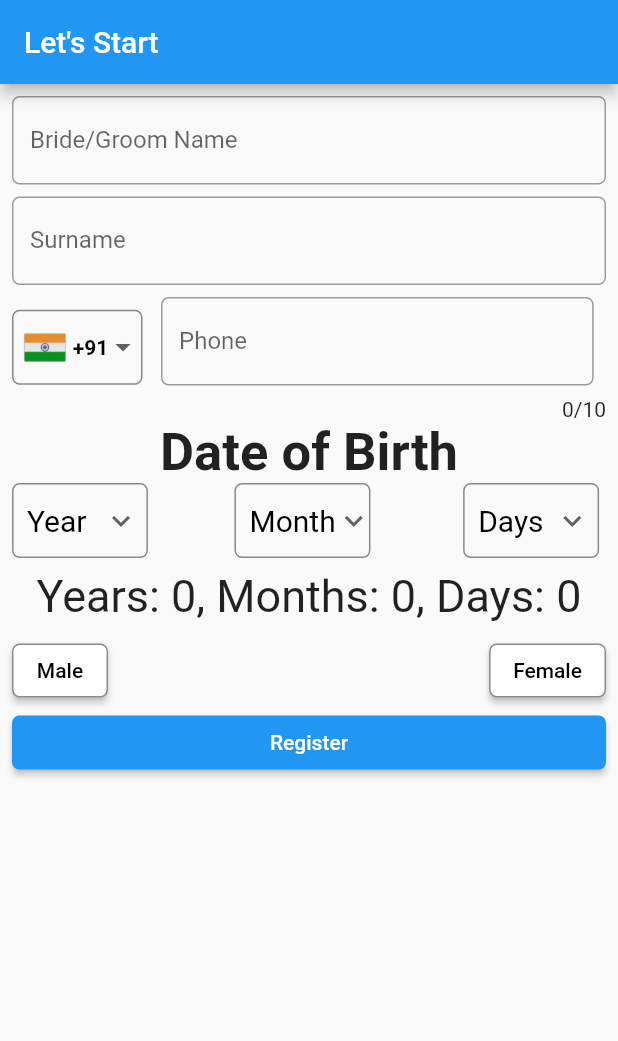
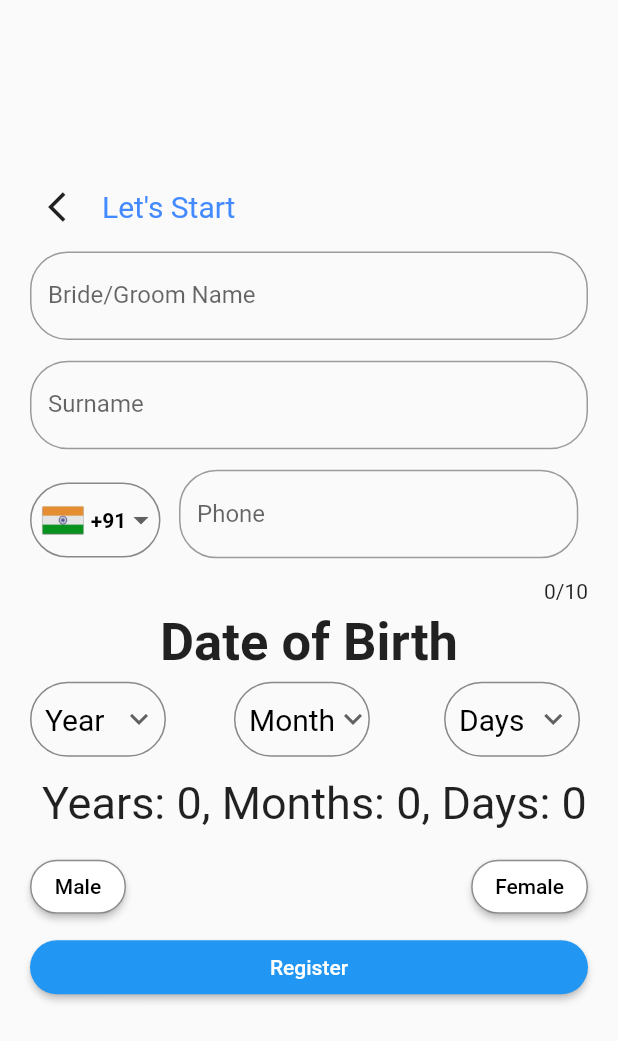
Before and after one commit to maaz335/age_calculator_page, a Flutter app: the screen it shows after launch, on a phone screen of 412 x 824 dp. Shown: the top 1041 px of the screen. Run offline on Flutter 3.47's test engine with Material 2 defaults, Android fonts, the phone set to English and light mode, and no system bars.

Commit message:
Initial commit
Signed-off-by: BCS213001-MAAZAHMAD <mmaazahmad24@gmail.com>

```diff
--- a/lib/main.dart
+++ b/lib/main.dart
@@ -20,16 +20,34 @@ class age_calculator extends StatelessWidget {
   Widget build(BuildContext context) {
     return SafeArea(
       child: Scaffold(
-        appBar: AppBar(
-          title: Text("Let's Start"),
-        ),
         body: Container(
           height: MediaQuery.of(context).size.height * 1.0,
           width: MediaQuery.of(context).size.width * 1.0,
           child: Padding(
-            padding: const EdgeInsets.all(8.0),
+            padding: const EdgeInsets.all(20.0),
+            child: Expanded(
               child: Column(
+                mainAxisAlignment: MainAxisAlignment.spaceEvenly,
                 children: [
+                  SizedBox(
+                    height: MediaQuery.of(context).size.height * .1,
+                  ),
+                  Row(
+                    children: [
+                      Container(
+                          child: IconButton(
+                        onPressed: () {},
+                        icon: Icon(Icons.arrow_back_ios),
+                      )),
+                      Container(
+                        child: Text(
+                          "Let's Start",
+                          style:
+                              TextStyle(fontSize: 20, color: Colors.blueAccent),
+                        ),
+                      )
+                    ],
+                  ),
                   Inputfield(Title: "Bride/Groom Name"),
                   Inputfield(Title: "Surname"),
                   Row(
@@ -38,8 +56,8 @@ class age_calculator extends StatelessWidget {
                         padding: EdgeInsets.only(left: 6),
                         decoration: BoxDecoration(
                             border: Border.all(color: Colors.black45),
-                           borderRadius: BorderRadius.all(Radius.circular(5))
-                      ),
+                            borderRadius:
+                                BorderRadius.all(Radius.circular(50))),
                         child: DropdownButton<String>(
                           value: dropdownValue2,
                           underline: Container(
@@ -50,8 +68,8 @@ class age_calculator extends StatelessWidget {
                           onChanged: (String? value) {
                             // This is called when the user selects an item.
                           },
-                        items:
-                            list2.map<DropdownMenuItem<String>>((String value) {
+                          items: list2
+                              .map<DropdownMenuItem<String>>((String value) {
                             return DropdownMenuItem<String>(
                               value: value,
                               child: Container(
@@ -60,14 +78,21 @@ class age_calculator extends StatelessWidget {
                                 child: Row(
                                   children: [
                                     Container(
-                                      width:30,
+                                      width: 30,
                                       height: 30,
                                       child: Image(
-                                        image: AssetImage('Assets/download.jpg'),
+                                        image:
+                                            AssetImage('Assets/download.jpg'),
                                       ),
-                                    ),Text(' +91',style: TextStyle(fontWeight: FontWeight.bold),),
+                                    ),
+                                    Text(
+                                      ' +91',
+                                      style: TextStyle(
+                                          fontWeight: FontWeight.bold),
+                                    ),
                                   ],
-                                ),),
+                                ),
+                              ),
                             );
                           }).toList(),
                         ),
@@ -76,7 +101,7 @@ class age_calculator extends StatelessWidget {
                         width: MediaQuery.of(context).size.width * 0.03,
                       ),
                       Container(
-                        width: MediaQuery.of(context).size.width * 0.7,
+                          width: MediaQuery.of(context).size.width * 0.646,
                           child: Inputfield(Title: "Phone")),
                     ],
                   ),
@@ -88,7 +113,8 @@ class age_calculator extends StatelessWidget {
                     alignment: Alignment.center,
                     child: Text(
                       "Date of Birth",
-                    style: TextStyle(fontSize: 35, fontWeight: FontWeight.bold),
+                      style:
+                          TextStyle(fontSize: 35, fontWeight: FontWeight.bold),
                     ),
                   ),
                   Row(
@@ -97,8 +123,8 @@ class age_calculator extends StatelessWidget {
                         padding: EdgeInsets.only(left: 9),
                         decoration: BoxDecoration(
                             border: Border.all(color: Colors.black45),
-                          borderRadius: BorderRadius.all(Radius.circular(5))
-                      ),
+                            borderRadius:
+                                BorderRadius.all(Radius.circular(50))),
                         width: MediaQuery.of(context).size.width * 0.22,
                         child: DropdownButton<String>(
                           value: dropdownValue2,
@@ -111,8 +137,8 @@ class age_calculator extends StatelessWidget {
                           onChanged: (String? value) {
                             // This is called when the user selects an item.
                           },
-                        items:
-                            list2.map<DropdownMenuItem<String>>((String value) {
+                          items: list2
+                              .map<DropdownMenuItem<String>>((String value) {
                             return DropdownMenuItem<String>(
                               value: value,
                               child: Text(
@@ -124,14 +150,14 @@ class age_calculator extends StatelessWidget {
                         ),
                       ),
                       SizedBox(
-                      width: MediaQuery.of(context).size.width * 0.14,
+                        width: MediaQuery.of(context).size.width * 0.11,
                       ),
                       Container(
                         padding: EdgeInsets.only(left: 9),
                         decoration: BoxDecoration(
                             border: Border.all(color: Colors.black45),
-                           borderRadius: BorderRadius.all(Radius.circular(5))
-                      ),
+                            borderRadius:
+                                BorderRadius.all(Radius.circular(50))),
                         width: MediaQuery.of(context).size.width * 0.22,
                         child: DropdownButton<String>(
                           value: dropdownValue3,
@@ -144,8 +170,8 @@ class age_calculator extends StatelessWidget {
                           onChanged: (String? value) {
                             // This is called when the user selects an item.
                           },
-                        items:
-                            list3.map<DropdownMenuItem<String>>((String value) {
+                          items: list3
+                              .map<DropdownMenuItem<String>>((String value) {
                             return DropdownMenuItem<String>(
                               value: value,
                               child: Text(
@@ -157,14 +183,14 @@ class age_calculator extends StatelessWidget {
                         ),
                       ),
                       SizedBox(
-                      width: MediaQuery.of(context).size.width * 0.15,
+                        width: MediaQuery.of(context).size.width * 0.12,
                       ),
                       Container(
                         padding: EdgeInsets.only(left: 9),
                         decoration: BoxDecoration(
                             border: Border.all(color: Colors.black45),
-                           borderRadius: BorderRadius.all(Radius.circular(5))
-                        ),
+                            borderRadius:
+                                BorderRadius.all(Radius.circular(50))),
                         width: MediaQuery.of(context).size.width * 0.22,
                         child: DropdownButton<String>(
                           value: dropdownValue4,
@@ -177,8 +203,8 @@ class age_calculator extends StatelessWidget {
                           onChanged: (String? value) {
                             // This is called when the user selects an item.
                           },
-                        items:
-                            list4.map<DropdownMenuItem<String>>((String value) {
+                          items: list4
+                              .map<DropdownMenuItem<String>>((String value) {
                             return DropdownMenuItem<String>(
                               value: value,
                               child: Text(
@@ -216,14 +242,15 @@ class age_calculator extends StatelessWidget {
                     children: [
                       ElevatedButton(
                         style: ButtonStyle(
-                        backgroundColor: MaterialStatePropertyAll(Colors.white),
-                        foregroundColor: MaterialStatePropertyAll(Colors.black),
+                          backgroundColor:
+                              MaterialStatePropertyAll(Colors.white),
+                          foregroundColor:
+                              MaterialStatePropertyAll(Colors.black),
                           shape:
                               MaterialStateProperty.all<RoundedRectangleBorder>(
                             RoundedRectangleBorder(
-                             borderRadius: BorderRadius.circular(5.0),
-                              side: BorderSide(color: Colors.black45)
-                          ),
+                                borderRadius: BorderRadius.circular(50.0),
+                                side: BorderSide(color: Colors.black45)),
                           ),
                         ),
                         onPressed: () {},
@@ -231,14 +258,15 @@ class age_calculator extends StatelessWidget {
                       ),
                       ElevatedButton(
                         style: ButtonStyle(
-                        backgroundColor: MaterialStatePropertyAll(Colors.white),
-                        foregroundColor: MaterialStatePropertyAll(Colors.black),
+                          backgroundColor:
+                              MaterialStatePropertyAll(Colors.white),
+                          foregroundColor:
+                              MaterialStatePropertyAll(Colors.black),
                           shape:
                               MaterialStateProperty.all<RoundedRectangleBorder>(
                             RoundedRectangleBorder(
-                            borderRadius: BorderRadius.circular(5.0),
-                              side: BorderSide(color: Colors.black45)
-                          ),
+                                borderRadius: BorderRadius.circular(50.0),
+                                side: BorderSide(color: Colors.black45)),
                           ),
                         ),
                         onPressed: () {},
@@ -250,11 +278,10 @@ class age_calculator extends StatelessWidget {
                     width: MediaQuery.of(context).size.width * 1.0,
                     child: ElevatedButton(
                       style: ButtonStyle(
-
-                      shape: MaterialStateProperty.all<RoundedRectangleBorder>(
+                        shape:
+                            MaterialStateProperty.all<RoundedRectangleBorder>(
                           RoundedRectangleBorder(
-                           borderRadius: BorderRadius.circular(5.0),
-
+                            borderRadius: BorderRadius.circular(50.0),
                           ),
                         ),
                       ),
@@ -262,7 +289,11 @@ class age_calculator extends StatelessWidget {
                       child: Text("Register"),
                     ),
                   ),
+                  SizedBox(
+                    height: MediaQuery.of(context).size.height * .15,
+                  ),
                 ],
+              ),
             ),
           ),
         ),
@@ -286,7 +317,7 @@ class Inputfield extends StatelessWidget {
               borderSide: BorderSide(
                 width: 3,
               ),
-               borderRadius: BorderRadius.circular(5.0),
+              borderRadius: BorderRadius.circular(25.0),
             ),
             labelText: Title),
       ),
```
Lines whose indentation alone changed are shown as unchanged.
